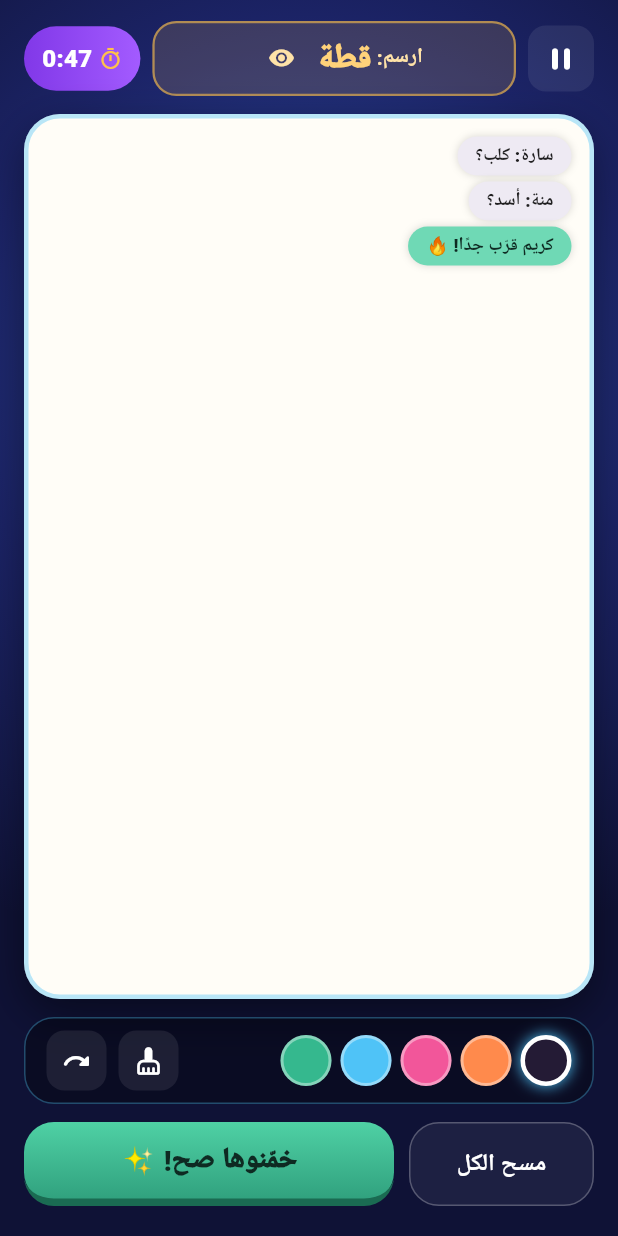
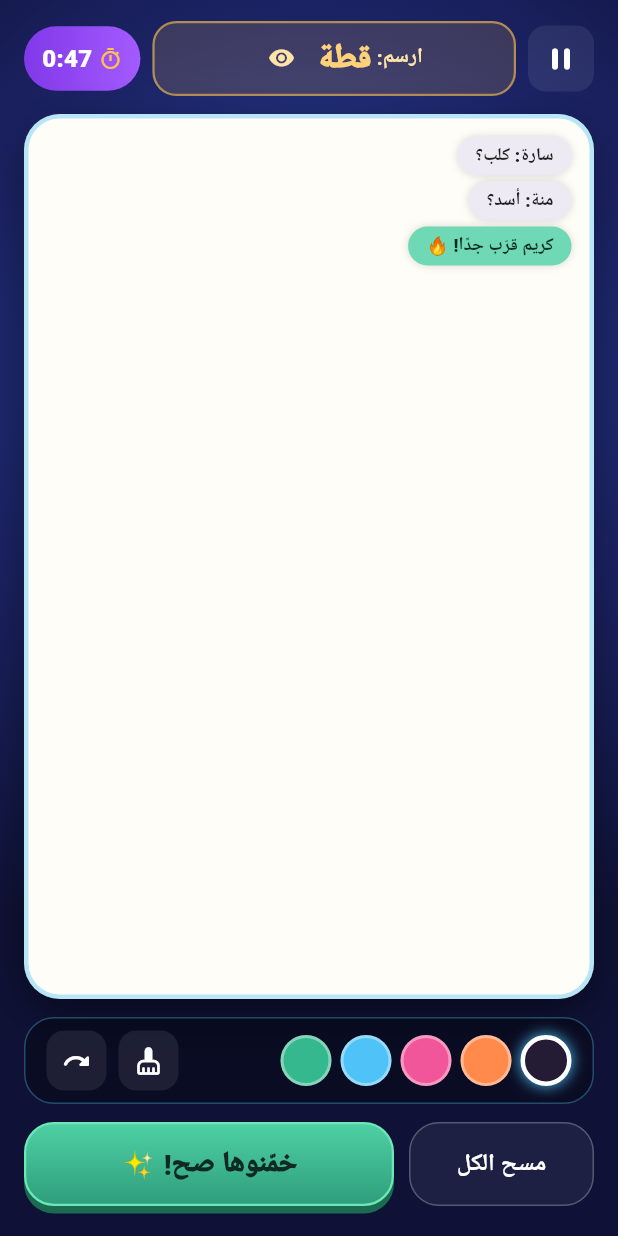
Before and after one commit to osamasparky/farafsha_App, a Flutter app: the DrawingGameScreen screen opened by its route, on a phone screen of 412 x 824 dp. Run offline on Flutter 3.47's test engine with Material 3 defaults, Android fonts, the phone set to English and light mode, and no system bars; our stand-ins replace audioplayers, dio, flutter_riverpod, flutter_secure_storage, flutter_svg, go_router and 6 more; missing offline and left inert: flutter_facebook_auth, flutter_web_auth_2, pusher_channels_flutter; accounts and stored records are empty; network calls fail.

Commit message:
feat: auto-detect working backend host (USB reverse & Wi-Fi LAN), polish drawing screen UI

```diff
--- a/mobile/lib/features/games/screens/drawing_game_screen.dart
+++ b/mobile/lib/features/games/screens/drawing_game_screen.dart
@@ -404,9 +404,17 @@ class _DrawingGameScreenState extends State<DrawingGameScreen> {
                               colors: [Color(0xFF4FD1A5), Color(0xFF2E9D7B)],
                             ),
                             borderRadius: BorderRadius.circular(20),
-                            border: const Border(
-                              bottom: BorderSide(color: Color(0xFF1A6B52), width: 5),
+                            border: Border.all(
+                              color: const Color(0xFF6EE7B7),
+                              width: 1.5,
                             ),
+                            boxShadow: const [
+                              BoxShadow(
+                                color: Color(0xFF1A6B52),
+                                offset: Offset(0, 5),
+                                blurRadius: 0,
+                              ),
+                            ],
                           ),
                           child: const Center(
                             child: Text(
--- a/mobile/lib/main.dart
+++ b/mobile/lib/main.dart
@@ -2,6 +2,7 @@ import 'package:flutter/material.dart';
 import 'package:flutter/services.dart';
 import 'package:flutter_localizations/flutter_localizations.dart';
 import 'package:flutter_riverpod/flutter_riverpod.dart';
+import 'core/network/api_service.dart';
 import 'core/router/app_router.dart';
 import 'core/services/auth_service.dart';
 import 'core/services/settings_service.dart';
@@ -9,6 +10,9 @@ import 'core/theme/app_theme.dart';
 
 void main() async {
   WidgetsFlutterBinding.ensureInitialized();
+
+  // اكتشاف أفضل اتصال متاح بالسيرفر (USB / Wi-Fi LAN / Emulator)
+  await ApiService.instance.detectWorkingHost();
 
   // تهيئة إعدادات المستخدم والمصادقة والخدمات الأساسية
   await SettingsService.instance.init();
```
Also changed, not shown: mobile/lib/core/network/api_service.dart (+26 -1 lines), 1 other file.
